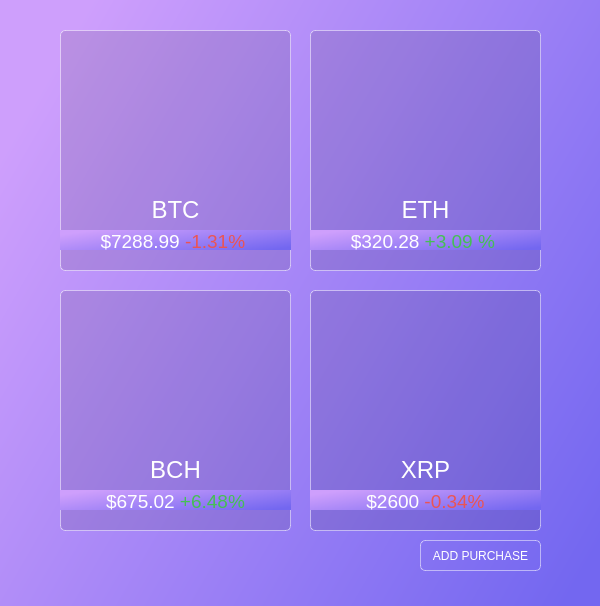
Above: CryptoView/cryptoview.ui from captainswain/CryptoView before the change. Below: the same form after it.
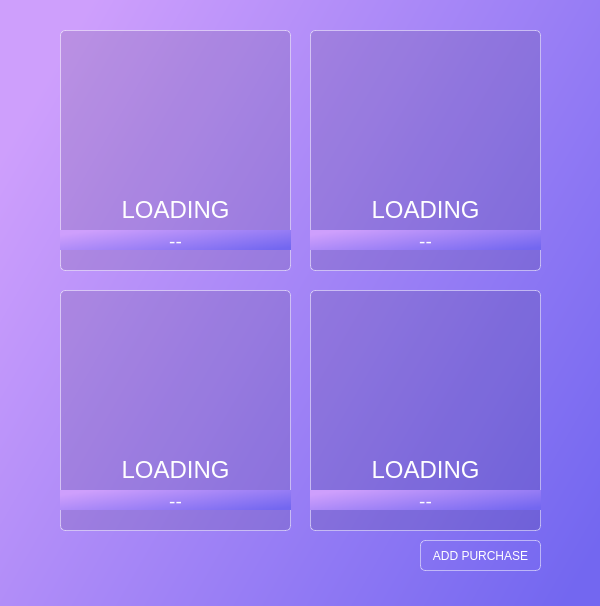
That is the form after the change. Icons and pictures are not drawn.

```diff
--- a/CryptoView/cryptoview.ui
+++ b/CryptoView/cryptoview.ui
@@ -81,7 +81,7 @@
 &lt;html&gt;&lt;head&gt;&lt;meta name=&quot;qrichtext&quot; content=&quot;1&quot; /&gt;&lt;style type=&quot;text/css&quot;&gt;
 p, li { white-space: pre-wrap; }
 &lt;/style&gt;&lt;/head&gt;&lt;body style=&quot; font-family:'Helvetica Neue'; font-size:14pt; font-weight:400; font-style:normal;&quot;&gt;
-&lt;p align=&quot;center&quot; style=&quot; margin-top:0px; margin-bottom:0px; margin-left:0px; margin-right:0px; -qt-block-indent:0; text-indent:0px;&quot;&gt;&lt;span style=&quot; font-family:'Helvetica Neue,Helvetica,Arial,sans-serif'; font-size:24px; font-weight:496; color:#ffffff;&quot;&gt;ETH&lt;/span&gt;&lt;/p&gt;&lt;/body&gt;&lt;/html&gt;</string>
+&lt;p align=&quot;center&quot; style=&quot; margin-top:0px; margin-bottom:0px; margin-left:0px; margin-right:0px; -qt-block-indent:0; text-indent:0px;&quot;&gt;&lt;span style=&quot; font-family:'Helvetica Neue,Helvetica,Arial,sans-serif'; font-size:24px; font-weight:496; color:#ffffff;&quot;&gt;LOADING&lt;/span&gt;&lt;/p&gt;&lt;/body&gt;&lt;/html&gt;</string>
        </property>
       </widget>
       <widget class="QLabel" name="coin2_img">
@@ -122,8 +122,7 @@
         <string notr="true">background: rbga(0,0,0,0)</string>
        </property>
        <property name="text">
-        <string>&lt;html&gt;&lt;head/&gt;&lt;body&gt;&lt;p align=&quot;center&quot;&gt;&lt;span style=&quot; font-size:14pt; color:#ffffff;&quot;&gt;$320.28&lt;span style=&quot;color: #45BF55
-&quot;&gt; +3.09 % &lt;/span&gt;&lt;/span&gt;&lt;/p&gt;&lt;/body&gt;&lt;/html&gt;</string>
+        <string>&lt;html&gt;&lt;head/&gt;&lt;body&gt;&lt;p align=&quot;center&quot;&gt;&lt;span style=&quot; font-size:14pt; color:#ffffff;&quot;&gt;--&lt;/span&gt;&lt;/p&gt;&lt;/body&gt;&lt;/html&gt;</string>
        </property>
       </widget>
      </widget>
@@ -174,7 +173,7 @@
 &lt;html&gt;&lt;head&gt;&lt;meta name=&quot;qrichtext&quot; content=&quot;1&quot; /&gt;&lt;style type=&quot;text/css&quot;&gt;
 p, li { white-space: pre-wrap; }
 &lt;/style&gt;&lt;/head&gt;&lt;body style=&quot; font-family:'Helvetica Neue'; font-size:14pt; font-weight:400; font-style:normal;&quot;&gt;
-&lt;p align=&quot;center&quot; style=&quot; margin-top:0px; margin-bottom:0px; margin-left:0px; margin-right:0px; -qt-block-indent:0; text-indent:0px;&quot;&gt;&lt;span style=&quot; font-family:'Helvetica Neue,Helvetica,Arial,sans-serif'; font-size:24px; font-weight:496; color:#ffffff;&quot;&gt;BCH&lt;/span&gt;&lt;/p&gt;&lt;/body&gt;&lt;/html&gt;</string>
+&lt;p align=&quot;center&quot; style=&quot; margin-top:0px; margin-bottom:0px; margin-left:0px; margin-right:0px; -qt-block-indent:0; text-indent:0px;&quot;&gt;&lt;span style=&quot; font-family:'Helvetica Neue,Helvetica,Arial,sans-serif'; font-size:24px; font-weight:496; color:#ffffff;&quot;&gt;LOADING&lt;/span&gt;&lt;/p&gt;&lt;/body&gt;&lt;/html&gt;</string>
        </property>
       </widget>
       <widget class="QLabel" name="coin3_img">
@@ -215,8 +214,7 @@
         <string notr="true">background: rbga(0,0,0,0)</string>
        </property>
        <property name="text">
-        <string>&lt;html&gt;&lt;head/&gt;&lt;body&gt;&lt;p align=&quot;center&quot;&gt;&lt;span style=&quot; font-size:14pt; color:#ffffff;&quot;&gt;$675.02 &lt;span style=&quot;color: #45BF55;
-&quot;&gt;+6.48%&lt;/span&gt;&lt;/span&gt;&lt;/p&gt;&lt;/body&gt;&lt;/html&gt;</string>
+        <string>&lt;html&gt;&lt;head/&gt;&lt;body&gt;&lt;p align=&quot;center&quot;&gt;&lt;span style=&quot; font-size:14pt; color:#ffffff;&quot;&gt;--&lt;/span&gt;&lt;/p&gt;&lt;/body&gt;&lt;/html&gt;</string>
        </property>
       </widget>
      </widget>
@@ -267,7 +265,7 @@
 &lt;html&gt;&lt;head&gt;&lt;meta name=&quot;qrichtext&quot; content=&quot;1&quot; /&gt;&lt;style type=&quot;text/css&quot;&gt;
 p, li { white-space: pre-wrap; }
 &lt;/style&gt;&lt;/head&gt;&lt;body style=&quot; font-family:'Helvetica Neue'; font-size:14pt; font-weight:400; font-style:normal;&quot;&gt;
-&lt;p align=&quot;center&quot; style=&quot; margin-top:0px; margin-bottom:0px; margin-left:0px; margin-right:0px; -qt-block-indent:0; text-indent:0px;&quot;&gt;&lt;span style=&quot; font-family:'Helvetica Neue,Helvetica,Arial,sans-serif'; font-size:24px; font-weight:496; color:#ffffff;&quot;&gt;XRP&lt;/span&gt;&lt;/p&gt;&lt;/body&gt;&lt;/html&gt;</string>
+&lt;p align=&quot;center&quot; style=&quot; margin-top:0px; margin-bottom:0px; margin-left:0px; margin-right:0px; -qt-block-indent:0; text-indent:0px;&quot;&gt;&lt;span style=&quot; font-family:'Helvetica Neue,Helvetica,Arial,sans-serif'; font-size:24px; font-weight:496; color:#ffffff;&quot;&gt;LOADING&lt;/span&gt;&lt;/p&gt;&lt;/body&gt;&lt;/html&gt;</string>
        </property>
       </widget>
       <widget class="QLabel" name="coin4_img">
@@ -308,8 +306,7 @@
         <string notr="true">background: rbga(0,0,0,0)</string>
        </property>
        <property name="text">
-        <string>&lt;html&gt;&lt;head/&gt;&lt;body&gt;&lt;p align=&quot;center&quot;&gt;&lt;span style=&quot; font-size:14pt; color:#ffffff;&quot;&gt;$2600&lt;span style=&quot;color: #EA5455
-&quot;&gt; -0.34%&lt;/span&gt;&lt;/span&gt;&lt;/p&gt;&lt;/body&gt;&lt;/html&gt;</string>
+        <string>&lt;html&gt;&lt;head/&gt;&lt;body&gt;&lt;p align=&quot;center&quot;&gt;&lt;span style=&quot; font-size:14pt; color:#ffffff;&quot;&gt;--&lt;/span&gt;&lt;/p&gt;&lt;/body&gt;&lt;/html&gt;</string>
        </property>
       </widget>
      </widget>
@@ -395,7 +392,7 @@
 &lt;html&gt;&lt;head&gt;&lt;meta name=&quot;qrichtext&quot; content=&quot;1&quot; /&gt;&lt;style type=&quot;text/css&quot;&gt;
 p, li { white-space: pre-wrap; }
 &lt;/style&gt;&lt;/head&gt;&lt;body style=&quot; font-family:'Helvetica Neue'; font-size:14pt; font-weight:400; font-style:normal;&quot;&gt;
-&lt;p align=&quot;center&quot; style=&quot; margin-top:0px; margin-bottom:0px; margin-left:0px; margin-right:0px; -qt-block-indent:0; text-indent:0px;&quot;&gt;&lt;span style=&quot; font-family:'Helvetica Neue,Helvetica,Arial,sans-serif'; font-size:24px; font-weight:496; color:#ffffff;&quot;&gt;BTC&lt;/span&gt;&lt;/p&gt;&lt;/body&gt;&lt;/html&gt;</string>
+&lt;p align=&quot;center&quot; style=&quot; margin-top:0px; margin-bottom:0px; margin-left:0px; margin-right:0px; -qt-block-indent:0; text-indent:0px;&quot;&gt;&lt;span style=&quot; font-family:'Helvetica Neue,Helvetica,Arial,sans-serif'; font-size:24px; font-weight:496; color:#ffffff;&quot;&gt;LOADING&lt;/span&gt;&lt;/p&gt;&lt;/body&gt;&lt;/html&gt;</string>
        </property>
       </widget>
       <widget class="QLabel" name="coin1_img">
@@ -436,8 +433,7 @@
         <string notr="true">background: rbga(0,0,0,0)</string>
        </property>
        <property name="text">
-        <string>&lt;html&gt;&lt;head/&gt;&lt;body&gt;&lt;p align=&quot;center&quot;&gt;&lt;span style=&quot; font-size:14pt; color:#ffffff;&quot;&gt;$7288.99&lt;span style=&quot;color: #EA5455
-&quot;&gt; -1.31%	 &lt;/span&gt;&lt;/span&gt;&lt;/p&gt;&lt;/body&gt;&lt;/html&gt;</string>
+        <string>&lt;html&gt;&lt;head/&gt;&lt;body&gt;&lt;p align=&quot;center&quot;&gt;&lt;span style=&quot; font-size:14pt; color:#ffffff;&quot;&gt;--&lt;/span&gt;&lt;/p&gt;&lt;/body&gt;&lt;/html&gt;</string>
        </property>
       </widget>
      </widget>
```
Left out of the diff: 8 changed lines with no effect on the pictures.
